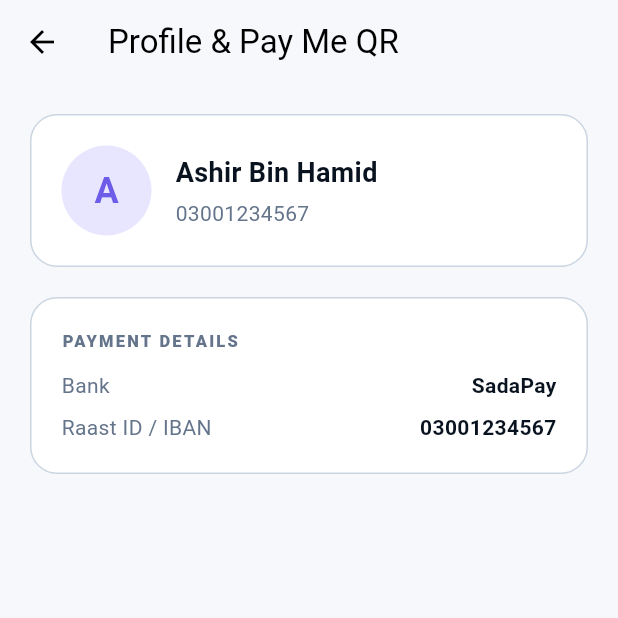
After one commit to Lordshadow-afk/Dolo, a Flutter app: the ProfileScreen screen opened directly, on a phone screen of 412 x 824 dp, the top half of it. The commit adds this screen. Run offline on Flutter 3.47's test engine with Material 3 defaults, Android fonts, the phone set to English and light mode, and no system bars; our stand-ins replace flutter_dotenv, flutter_image_compress, flutter_riverpod, flutter_svg, google_fonts, image_picker and 2 more; accounts and stored records are empty.

Commit message:
Add profile and live spending screens
Replace navigation placeholders with functional spends and profile screens. Load spending totals by category from the database, display empty/loading/error states, add Riverpod-backed profile data, and refine donut chart rendering.

```diff
--- a/lib/features/home/presentation/screens/home_screen.dart
+++ b/lib/features/home/presentation/screens/home_screen.dart
@@ -24,7 +24,7 @@ class HomeScreen extends ConsumerWidget {
   @override
   Widget build(BuildContext context, WidgetRef ref) {
     final isDark = Theme.of(context).brightness == Brightness.dark;
-    final summaryAsync = ref.watch(dashboardSummaryProvider);
+    final summaryAsync = ref.watch(dashboardProvider);
     final activeFilter = ref.watch(activeFilterProvider);
     final feedItems = ref.watch(filteredFeedProvider);
 
--- /dev/null
+++ b/lib/features/settlement/presentation/screens/profile_screen.dart
@@ -0,0 +1,143 @@
+import 'package:flutter/material.dart';
+import 'package:flutter_riverpod/flutter_riverpod.dart';
+import '../../../../core/constants/app_colors.dart';
+import '../../../../core/constants/app_dimensions.dart';
+import '../../presentation/providers/profile_provider.dart';
+
+class ProfileScreen extends ConsumerWidget {
+  const ProfileScreen({super.key});
+
+  @override
+  Widget build(BuildContext context, WidgetRef ref) {
+    final profile = ref.watch(profileProvider);
+    final isDark = Theme.of(context).brightness == Brightness.dark;
+
+    final String name = profile.name;
+    final String phone = profile.phone;
+    final String bankName = profile.bankName;
+    final String raastId = profile.raastId;
+
+    final String avatarInitial = name.trim().isNotEmpty ? name.trim()[0].toUpperCase() : 'U';
+
+    return Scaffold(
+      backgroundColor: isDark ? AppColors.darkBackground : AppColors.lightBackground,
+      appBar: AppBar(
+        title: const Text('Profile & Pay Me QR'),
+        elevation: 0,
+        backgroundColor: Colors.transparent,
+      ),
+      body: SingleChildScrollView(
+        padding: const EdgeInsets.all(AppDimensions.screenHorizontalPadding),
+        child: Column(
+          children: [
+            // User Header Card
+            Container(
+              padding: const EdgeInsets.all(20),
+              decoration: BoxDecoration(
+                color: isDark ? AppColors.darkSurface : AppColors.lightSurface,
+                borderRadius: BorderRadius.circular(AppDimensions.cardRadius),
+                border: Border.all(
+                  color: isDark ? AppColors.darkBorder : AppColors.lightBorder,
+                ),
+              ),
+              child: Row(
+                children: [
+                  CircleAvatar(
+                    radius: 30,
+                    backgroundColor: AppColors.indigoSquircleBg,
+                    child: Text(
+                      avatarInitial,
+                      style: const TextStyle(
+                        fontSize: 24,
+                        fontWeight: FontWeight.bold,
+                        color: AppColors.indigoDeep,
+                      ),
+                    ),
+                  ),
+                  const SizedBox(width: 16),
+                  Expanded(
+                    child: Column(
+                      crossAxisAlignment: CrossAxisAlignment.start,
+                      children: [
+                        Text(
+                          name.isNotEmpty ? name : 'User Name',
+                          style: TextStyle(
+                            fontSize: 18,
+                            fontWeight: FontWeight.bold,
+                            color: isDark ? AppColors.textDarkPrimary : AppColors.textLightPrimary,
+                          ),
+                        ),
+                        const SizedBox(height: 4),
+                        Text(
+                          phone.isNotEmpty ? phone : 'No phone set',
+                          style: const TextStyle(
+                            color: AppColors.textLightMuted,
+                            fontSize: 14,
+                          ),
+                        ),
+                      ],
+                    ),
+                  ),
+                ],
+              ),
+            ),
+            const SizedBox(height: 20),
+            // Payment Details Card
+            Container(
+              padding: const EdgeInsets.all(20),
+              decoration: BoxDecoration(
+                color: isDark ? AppColors.darkSurface : AppColors.lightSurface,
+                borderRadius: BorderRadius.circular(AppDimensions.cardRadius),
+                border: Border.all(
+                  color: isDark ? AppColors.darkBorder : AppColors.lightBorder,
+                ),
+              ),
+              child: Column(
+                crossAxisAlignment: CrossAxisAlignment.start,
+                children: [
+                  const Text(
+                    'PAYMENT DETAILS',
+                    style: TextStyle(
+                      fontSize: 11,
+                      fontWeight: FontWeight.w800,
+                      letterSpacing: 1.5,
+                      color: AppColors.textLightMuted,
+                    ),
+                  ),
+                  const SizedBox(height: 12),
+                  Row(
+                    mainAxisAlignment: MainAxisAlignment.spaceBetween,
+                    children: [
+                      const Text('Bank', style: TextStyle(color: AppColors.textLightMuted)),
+                      Text(
+                        bankName.isNotEmpty ? bankName : 'SadaPay',
+                        style: TextStyle(
+                          fontWeight: FontWeight.bold,
+                          color: isDark ? AppColors.textDarkPrimary : AppColors.textLightPrimary,
+                        ),
+                      ),
+                    ],
+                  ),
+                  const SizedBox(height: 8),
+                  Row(
+                    mainAxisAlignment: MainAxisAlignment.spaceBetween,
+                    children: [
+                      const Text('Raast ID / IBAN', style: TextStyle(color: AppColors.textLightMuted)),
+                      Text(
+                        raastId.isNotEmpty ? raastId : 'Not set',
+                        style: TextStyle(
+                          fontWeight: FontWeight.bold,
+                          color: isDark ? AppColors.textDarkPrimary : AppColors.textLightPrimary,
+                        ),
+                      ),
+                    ],
+                  ),
+                ],
+              ),
+            ),
+          ],
+        ),
+      ),
+    );
+  }
+}
```
Also changed, not shown: lib/features/navigation/main_scaffold.dart (+30 -140 lines), lib/features/settlement/presentation/providers/dashboard_provider.dart (added, +81 -0 lines), lib/features/settlement/presentation/providers/profile_provider.dart (added, +51 -0 lines), lib/features/settlement/presentation/screens/spends_screen.dart (+44 -15 lines), lib/features/settlement/presentation/widgets/donut_chart_painter.dart (+4 -3 lines).
